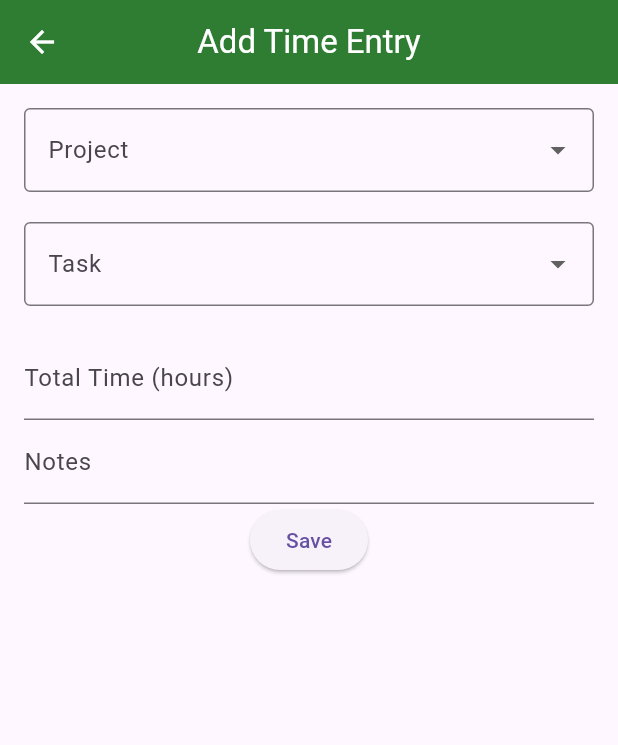
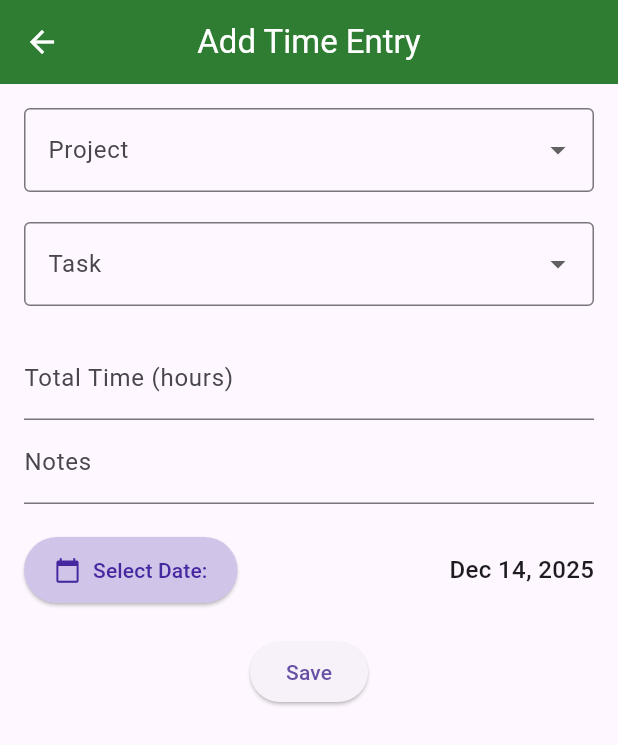
Before and after one commit to arundom/time_tracker, a Flutter app: the AddTimeEntryScreen screen opened directly, on a phone screen of 412 x 824 dp. Shown: the top 745 px of the screen. Run offline on Flutter 3.47's test engine with Material 3 defaults, Android fonts, the phone set to English and light mode, and no system bars; our stand-ins replace localstorage.

```diff
--- a/lib/screens/time_entry_screen.dart
+++ b/lib/screens/time_entry_screen.dart
@@ -1,5 +1,6 @@
 import 'package:flutter/material.dart';
 import 'package:provider/provider.dart';
+import 'package:intl/intl.dart';
 import 'package:time_tracker/models/project.dart';
 import 'package:time_tracker/providers/time_entry_provider.dart';
 import 'package:time_tracker/models/time_entry.dart';
@@ -111,6 +112,7 @@ final TimeEntry = TimeEntry(
                 }).toList(),
             ),
 */
+            // This is for hours worked
             TextFormField(
                 decoration: InputDecoration(labelText: 'Total Time (hours)'),
                 keyboardType: TextInputType.numberWithOptions(decimal: true),
@@ -125,6 +127,8 @@ final TimeEntry = TimeEntry(
                 },
                 onSaved: (value) => totalTime = double.parse(value!),
             ),
+
+            // This is for notes
             TextFormField(
                 decoration: InputDecoration(labelText: 'Notes'),
                 validator: (value) {
@@ -135,6 +139,43 @@ final TimeEntry = TimeEntry(
                 },
                 onSaved: (value) => notes = value!,
             ),
+
+            // Date picker
+            SizedBox(height: 20),
+            // Display selected date
+          Row(
+              mainAxisAlignment: MainAxisAlignment.spaceBetween,
+              children: [
+           ElevatedButton.icon(
+            style: ElevatedButton.styleFrom(
+              backgroundColor: Colors.deepPurple[100],
+              foregroundColor: Colors.deepPurple[800],
+              padding: EdgeInsets.symmetric(horizontal: 20, vertical: 12),
+            ),
+                  icon: Icon(Icons.calendar_today),
+                  label: Text("Select Date:"),
+                  onPressed: () async {
+                    final DateTime? picked = await showDatePicker(
+                      context: context,
+                      initialDate: _selectedDate,
+                      firstDate: DateTime(2000),
+                      lastDate: DateTime(2101),
+                    );
+                    if (picked != null && picked != _selectedDate) {
+                      setState(() {
+                        _selectedDate = picked;
+                      });
+                    }
+                  },
+                ),
+              Text(" ${DateFormat('MMM dd, yyyy').format(_selectedDate)}",
+                style: TextStyle(fontSize: 16, fontWeight: FontWeight.w500),
+              ),
+             ],
+            ),
+
+            SizedBox(height: 20),
+
             ElevatedButton(
                 onPressed: () {
 
```
Also changed, not shown: lib/screens/home_screen.dart (+125 -1 lines).
